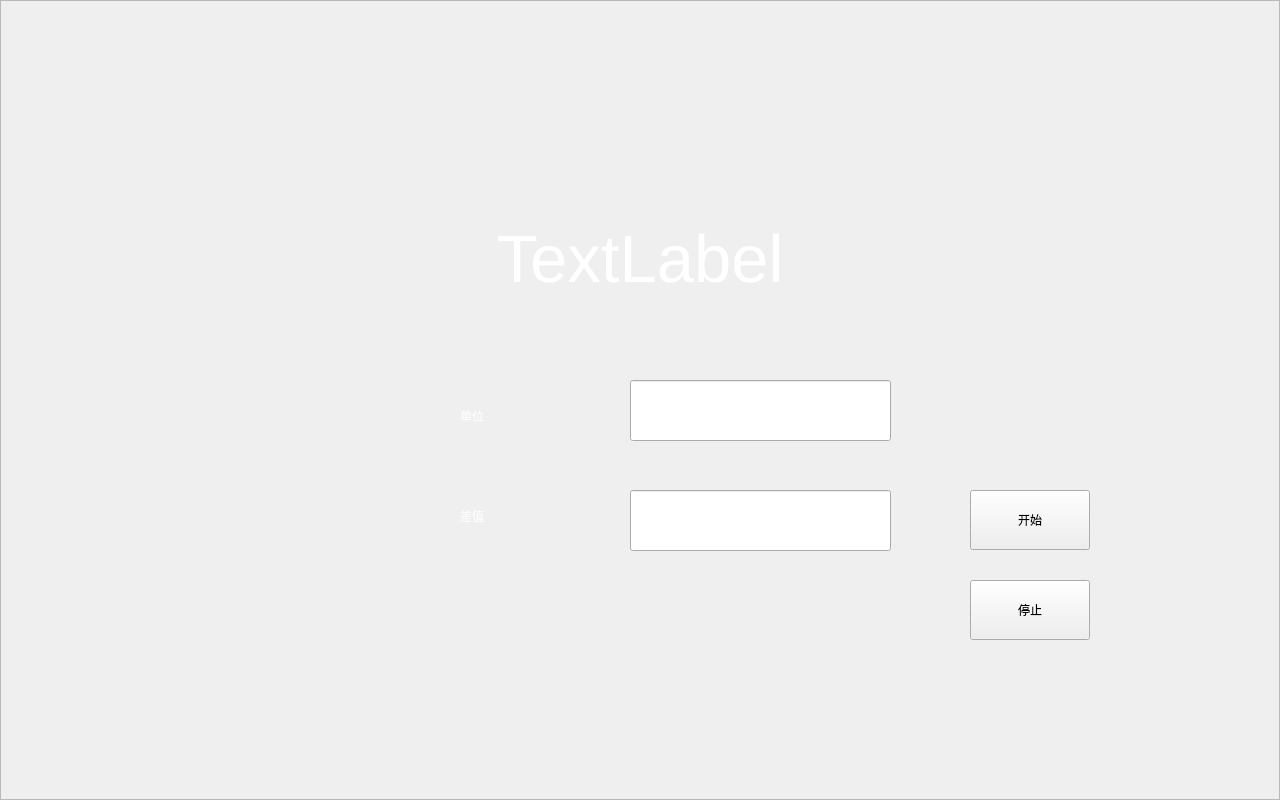
Qt form leaktest.ui (thewayI/tiny4412) before a commit.
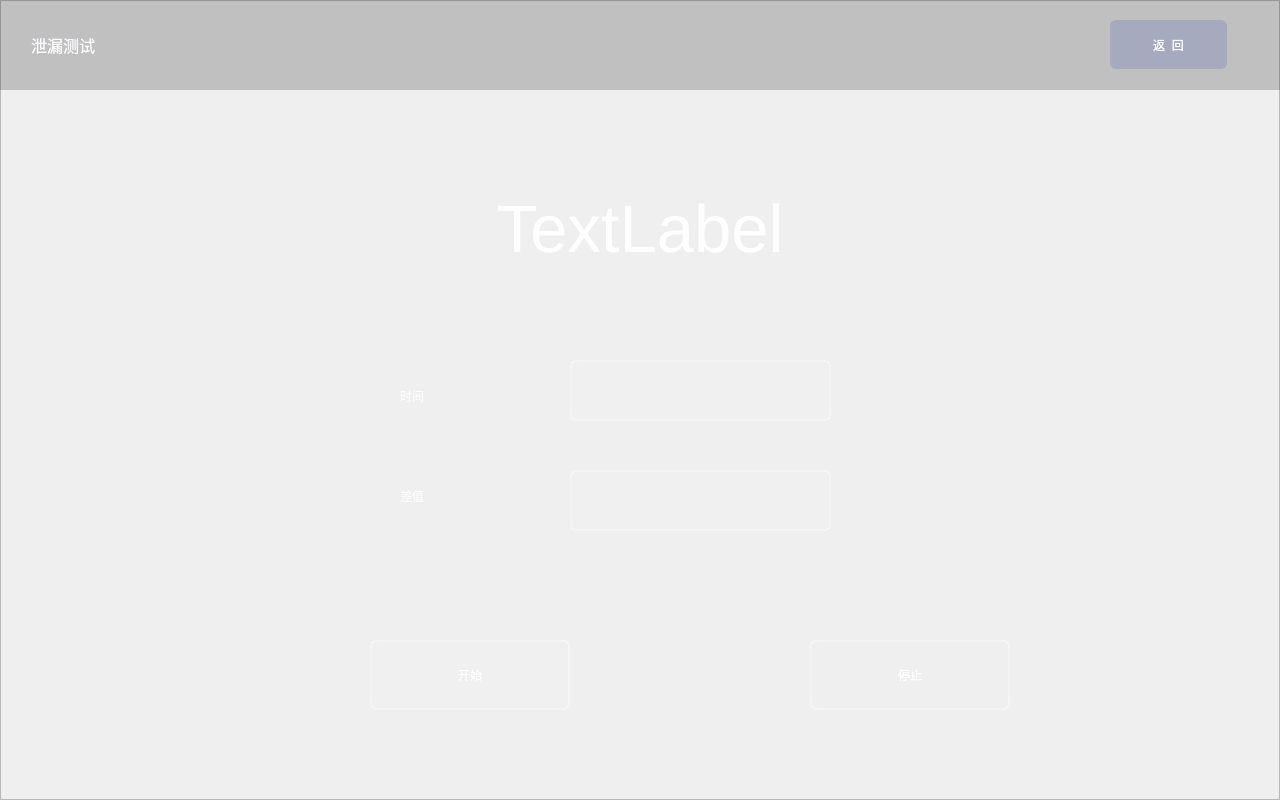
The same form after that commit. Icons and pictures are not drawn.

What changed in the file:
```diff
--- a/leaktest.ui
+++ b/leaktest.ui
@@ -17,7 +17,7 @@
    <property name="geometry">
     <rect>
      <x>0</x>
-     <y>200</y>
+     <y>170</y>
      <width>1280</width>
      <height>118</height>
     </rect>
@@ -40,8 +40,8 @@
   <widget class="QLabel" name="label_3">
    <property name="geometry">
     <rect>
-     <x>460</x>
-     <y>380</y>
+     <x>400</x>
+     <y>360</y>
      <width>71</width>
      <height>71</height>
     </rect>
@@ -50,14 +50,14 @@
     <string notr="true">color: rgb(253, 251, 252);</string>
    </property>
    <property name="text">
-    <string>单位</string>
+    <string>时间</string>
    </property>
   </widget>
   <widget class="QLabel" name="label_4">
    <property name="geometry">
     <rect>
-     <x>460</x>
-     <y>480</y>
+     <x>400</x>
+     <y>460</y>
      <width>71</width>
      <height>71</height>
     </rect>
@@ -72,32 +72,59 @@
   <widget class="QLineEdit" name="lineEdit_time">
    <property name="geometry">
     <rect>
-     <x>630</x>
-     <y>380</y>
+     <x>570</x>
+     <y>360</y>
      <width>261</width>
      <height>61</height>
     </rect>
    </property>
+   <property name="styleSheet">
+    <string notr="true">border-top-left-radius:6px;
+color: rgb(255, 255, 255);
+border:2px solid rgba(255, 255, 255,70);
+background-color: rgba(255, 255, 255, 20);
+border-top-right-radius:6px;
+border-bottom-left-radius:6px;
+border-bottom-right-radius:6px;</string>
+   </property>
   </widget>
   <widget class="QLineEdit" name="lineEdit_D_value">
    <property name="geometry">
     <rect>
-     <x>630</x>
-     <y>490</y>
+     <x>570</x>
+     <y>470</y>
      <width>261</width>
      <height>61</height>
     </rect>
    </property>
+   <property name="styleSheet">
+    <string notr="true">border-top-left-radius:6px;
+color: rgb(255, 255, 255);
+border:2px solid rgba(255, 255, 255,70);
+background-color: rgba(255, 255, 255, 20);
+border-top-right-radius:6px;
+border-bottom-left-radius:6px;
+border-bottom-right-radius:6px;</string>
+   </property>
   </widget>
   <widget class="QPushButton" name="pushButton">
    <property name="geometry">
     <rect>
-     <x>970</x>
-     <y>490</y>
-     <width>120</width>
-     <height>60</height>
+     <x>370</x>
+     <y>640</y>
+     <width>200</width>
+     <height>70</height>
     </rect>
    </property>
+   <property name="styleSheet">
+    <string notr="true">border-top-left-radius:6px;
+color: rgb(255, 255, 255);
+border:2px solid rgba(255, 255, 255,70);
+background-color: rgba(255, 255, 255, 20);
+border-top-right-radius:6px;
+border-bottom-left-radius:6px;
+border-bottom-right-radius:6px;</string>
+   </property>
    <property name="text">
     <string>开始</string>
    </property>
@@ -105,12 +132,21 @@
   <widget class="QPushButton" name="pushButton_2">
    <property name="geometry">
     <rect>
-     <x>970</x>
-     <y>580</y>
-     <width>120</width>
-     <height>60</height>
+     <x>810</x>
+     <y>640</y>
+     <width>200</width>
+     <height>70</height>
     </rect>
    </property>
+   <property name="styleSheet">
+    <string notr="true">border-top-left-radius:6px;
+color: rgb(255, 255, 255);
+border:2px solid rgba(255, 255, 255,70);
+background-color: rgba(255, 255, 255, 0);
+border-top-right-radius:6px;
+border-bottom-left-radius:6px;
+border-bottom-right-radius:6px;</string>
+   </property>
    <property name="text">
     <string>停止</string>
    </property>
@@ -125,7 +161,7 @@
     </rect>
    </property>
    <property name="styleSheet">
-    <string notr="true">border-image: url(:/new/prefix1/image/bg_05.png);</string>
+    <string notr="true">border-image: url(:/new/prefix1/image/1.png);</string>
    </property>
    <property name="frameShape">
     <enum>QFrame::StyledPanel</enum>
@@ -134,14 +170,85 @@
     <enum>QFrame::Raised</enum>
    </property>
   </widget>
+  <widget class="QLabel" name="label_10">
+   <property name="geometry">
+    <rect>
+     <x>20</x>
+     <y>20</y>
+     <width>41</width>
+     <height>49</height>
+    </rect>
+   </property>
+   <property name="styleSheet">
+    <string notr="true">border-image: url(:/new/prefix1/image/menu泄露测试.png);</string>
+   </property>
+   <property name="text">
+    <string/>
+   </property>
+  </widget>
+  <widget class="QLabel" name="label_9">
+   <property name="geometry">
+    <rect>
+     <x>0</x>
+     <y>0</y>
+     <width>1280</width>
+     <height>90</height>
+    </rect>
+   </property>
+   <property name="font">
+    <font>
+     <pointsize>12</pointsize>
+    </font>
+   </property>
+   <property name="styleSheet">
+    <string notr="true">color: rgb(253, 252, 254);
+background-color: rgba(05, 02, 04,50);
+</string>
+   </property>
+   <property name="text">
+    <string>       泄漏测试</string>
+   </property>
+  </widget>
+  <widget class="QPushButton" name="btn_configureMachine_2">
+   <property name="geometry">
+    <rect>
+     <x>1110</x>
+     <y>20</y>
+     <width>117</width>
+     <height>49</height>
+    </rect>
+   </property>
+   <property name="font">
+    <font>
+     <pointsize>9</pointsize>
+    </font>
+   </property>
+   <property name="styleSheet">
+    <string notr="true">border-top-left-radius:6px;
+background-color: rgba(99, 115, 187,75);
+border-top-right-radius:6px;
+border-bottom-left-radius:6px;
+border-bottom-right-radius:6px;
+color: rgb(255, 255, 255);</string>
+   </property>
+   <property name="text">
+    <string>返  回</string>
+   </property>
+   <property name="flat">
+    <bool>true</bool>
+   </property>
+  </widget>
   <zorder>frame</zorder>
   <zorder>label_view</zorder>
+  <zorder>label_9</zorder>
   <zorder>label_3</zorder>
   <zorder>label_4</zorder>
   <zorder>lineEdit_time</zorder>
   <zorder>lineEdit_D_value</zorder>
   <zorder>pushButton</zorder>
   <zorder>pushButton_2</zorder>
+  <zorder>label_10</zorder>
+  <zorder>btn_configureMachine_2</zorder>
  </widget>
  <resources/>
  <connections/>
```
